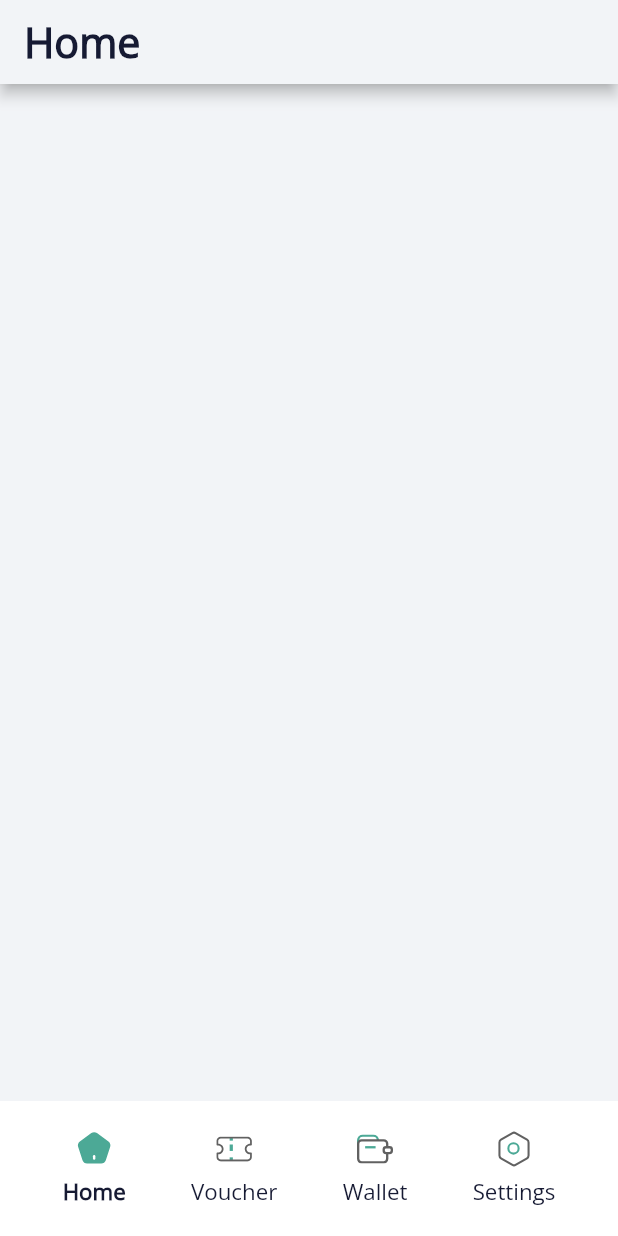
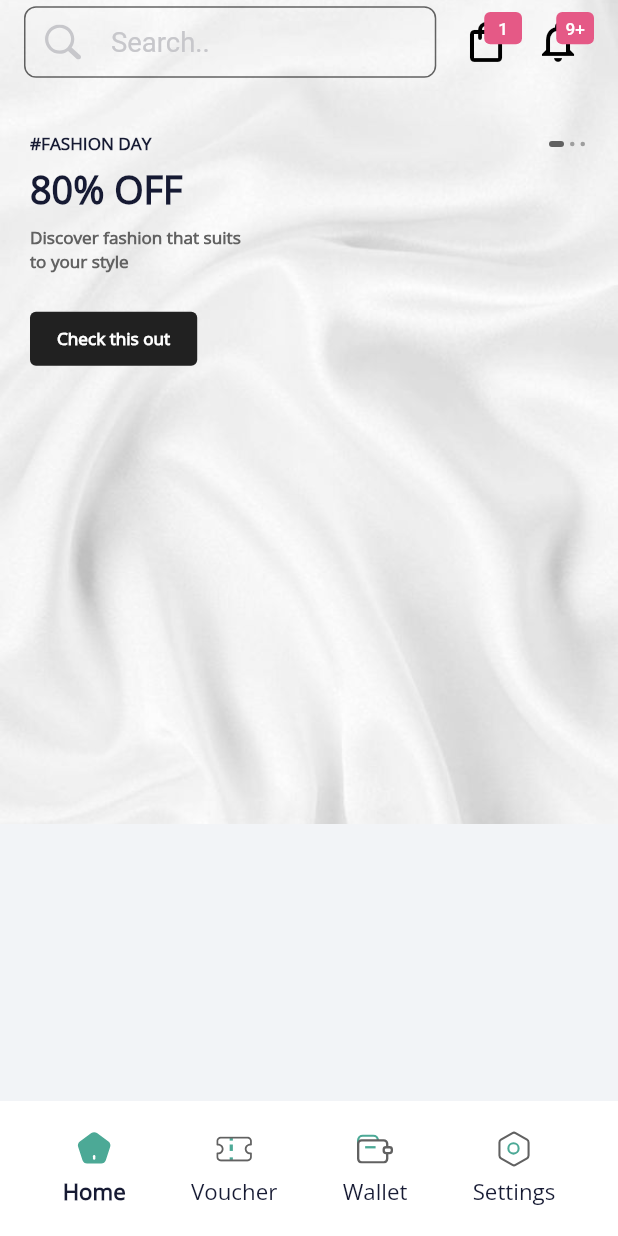
Before and after one commit to lexican/market_place_assignment, a Flutter app: the screen it shows after launch, on a phone screen of 412 x 824 dp. Run offline on Flutter 3.47's test engine with Material 2 defaults, Android fonts, the phone set to English and light mode, and no system bars; drawn by our look-alikes of card_swiper, dots_indicator; our stand-ins replace flutter_screenutil, flutter_svg.

Commit message:
feat : home header

```diff
--- a/lib/src/core/app_colors.dart
+++ b/lib/src/core/app_colors.dart
@@ -6,4 +6,5 @@ class AppColors {
   static Color lightGrey = const Color(0xffC7C7CB);
   static Color headlineTextColor = const Color(0xFF161A33);
   static Color bodyTextColor = const Color(0xFF616161);
+  static Color grey = const Color(0xFF616161);
 }
--- /dev/null
+++ b/lib/src/core/data/data.dart
@@ -0,0 +1,22 @@
+import 'package:market_place_assignment/gen/assets.gen.dart';
+import 'package:market_place_assignment/src/core/model/slider_model.dart';
+
+List<SliderModel> slidersList = [
+  SliderModel(
+    title: "FASHION DAY",
+    subTitle: "80% OFF",
+    description: "Discover fashion that suits to your style",
+    imageAssetPath: Assets.images.productImage1.path,
+  ),
+  SliderModel(
+    title: "BEAUTYSALE",
+    subTitle: "DISCOVER OUR BEAUTY SELECTION",
+    imageAssetPath: Assets.images.productImage2.path,
+  ),
+  SliderModel(
+    title: "FASHION DAY",
+    subTitle: "80% OFF",
+    description: "Discover fashion that suits to your taste",
+    imageAssetPath: Assets.images.productImage3.path,
+  ),
+];
--- /dev/null
+++ b/lib/src/core/model/slider_model.dart
@@ -0,0 +1,13 @@
+class SliderModel {
+  final String title;
+  final String subTitle;
+  final String imageAssetPath;
+  final String? description;
+
+  SliderModel({
+    required this.title,
+    required this.subTitle,
+    required this.imageAssetPath,
+    this.description,
+  });
+}
--- /dev/null
+++ b/lib/src/core/widgets/badge/badge.dart
@@ -0,0 +1,55 @@
+import 'package:flutter/material.dart';
+import 'package:flutter_screenutil/flutter_screenutil.dart';
+
+class AppBadge extends StatelessWidget {
+  final IconData icon;
+  final String count;
+  const AppBadge({
+    super.key,
+    required this.icon,
+    required this.count,
+  });
+
+  @override
+  Widget build(BuildContext context) {
+    return Stack(
+      children: <Widget>[
+        IconButton(
+          icon: Icon(
+            icon,
+            color: Colors.black,
+            size: 28.sp,
+          ),
+          onPressed: () {},
+        ),
+        Positioned(
+          right: 0,
+          top: 4,
+          child: Container(
+            padding: const EdgeInsets.all(2),
+            decoration: BoxDecoration(
+              color: const Color(
+                0xFFe55986,
+              ),
+              borderRadius: BorderRadius.circular(4),
+            ),
+            constraints: BoxConstraints(
+              minWidth: 22.w,
+              minHeight: 18.h,
+            ),
+            child: Center(
+              child: Text(
+                count,
+                style: TextStyle(
+                  color: Colors.white,
+                  fontSize: 10.sp,
+                ),
+                textAlign: TextAlign.center,
+              ),
+            ),
+          ),
+        )
+      ],
+    );
+  }
+}
--- /dev/null
+++ b/lib/src/core/widgets/home/dot_indicator/dot_indicator.dart
@@ -0,0 +1,30 @@
+import 'package:dots_indicator/dots_indicator.dart';
+import 'package:flutter/material.dart';
+import 'package:market_place_assignment/src/core/app_colors.dart';
+
+class HomeDotIndicator extends StatelessWidget {
+  final int dotsCount;
+  final int position;
+  const HomeDotIndicator({
+    super.key,
+    required this.dotsCount,
+    required this.position,
+  });
+
+  @override
+  Widget build(BuildContext context) {
+    return DotsIndicator(
+      dotsCount: dotsCount,
+      position: position,
+      decorator: DotsDecorator(
+        size: const Size.square(3.0),
+        activeSize: const Size(10.0, 4.0),
+        activeShape: RoundedRectangleBorder(
+          borderRadius: BorderRadius.circular(3.0),
+        ),
+        activeColor: AppColors.grey,
+        spacing: const EdgeInsets.all(2),
+      ),
+    );
+  }
+}
--- /dev/null
+++ b/lib/src/core/widgets/home/slider_item/slider_item.dart
@@ -0,0 +1,120 @@
+import 'package:flutter/material.dart';
+import 'package:flutter_screenutil/flutter_screenutil.dart';
+import 'package:market_place_assignment/src/core/model/slider_model.dart';
+import 'package:market_place_assignment/src/core/widgets/app_text/app_text.dart';
+import 'package:market_place_assignment/src/core/widgets/home/dot_indicator/dot_indicator.dart';
+
+class HomeSliderItem extends StatelessWidget {
+  final SliderModel sliderModel;
+  final int sliderLength;
+  final int sliderCurrentIndex;
+  const HomeSliderItem({
+    super.key,
+    required this.sliderModel,
+    required this.sliderLength,
+    required this.sliderCurrentIndex,
+  });
+
+  @override
+  Widget build(BuildContext context) {
+    return Stack(
+      children: [
+        Image.asset(
+          sliderModel.imageAssetPath,
+          fit: BoxFit.cover,
+          width: double.maxFinite,
+        ),
+        Positioned(
+          top: kToolbarHeight + 10.h,
+          left: 0,
+          child: Padding(
+            padding: const EdgeInsets.all(20),
+            child: Column(
+              mainAxisAlignment: MainAxisAlignment.start,
+              crossAxisAlignment: CrossAxisAlignment.start,
+              children: [
+                SizedBox(
+                  width: MediaQuery.of(context).size.width - 40,
+                  child: Row(
+                    mainAxisAlignment: MainAxisAlignment.spaceBetween,
+                    crossAxisAlignment: CrossAxisAlignment.center,
+                    children: [
+                      AppText.h1(
+                        content: "#${sliderModel.title}",
+                        fontSize: 10.sp,
+                        fontWeight: FontWeight.w600,
+                      ),
+                      HomeDotIndicator(
+                        dotsCount: sliderLength,
+                        position: sliderCurrentIndex,
+                      ),
+                    ],
+                  ),
+                ),
+                SizedBox(
+                  height: 4.h,
+                ),
+                SizedBox(
+                  width: MediaQuery.of(context).size.width / 1.4,
+                  child: Column(
+                    crossAxisAlignment: CrossAxisAlignment.start,
+                    mainAxisAlignment: MainAxisAlignment.start,
+                    children: [
+                      AppText.h1(
+                        content: sliderModel.subTitle,
+                        fontSize: 22.sp,
+                        fontWeight: FontWeight.w800,
+                      ),
+                    ],
+                  ),
+                ),
+                const SizedBox(
+                  height: 4,
+                ),
+                if (sliderModel.description != null)
+                  Container(
+                    padding: const EdgeInsets.only(top: 4),
+                    width: MediaQuery.of(context).size.width * 0.35,
+                    child: Column(
+                      mainAxisAlignment: MainAxisAlignment.start,
+                      crossAxisAlignment: CrossAxisAlignment.start,
+                      children: [
+                        AppText.b1(
+                          content: sliderModel.description ?? "",
+                          fontSize: 10.sp,
+                          fontWeight: FontWeight.w600,
+                        ),
+                      ],
+                    ),
+                  ),
+                SizedBox(
+                  height: 16.h,
+                ),
+                TextButton(
+                  style: ButtonStyle(
+                    backgroundColor: MaterialStateProperty.all<Color>(
+                      const Color(0xFF212121),
+                    ),
+                  ),
+                  onPressed: () {},
+                  child: Padding(
+                    padding: const EdgeInsets.symmetric(
+                      horizontal: 10,
+                      vertical: 2,
+                    ),
+                    child: AppText.b1(
+                      content: "Check this out",
+                      fontSize: 10.sp,
+                      color: Colors.white,
+                      fontWeight: FontWeight.w600,
+                    ),
+                  ),
+                )
+              ],
+            ),
+          ),
+        ),
+      ],
+    );
+  }
+}
--- /dev/null
+++ b/lib/src/core/widgets/input_fields/input_text_field.dart
@@ -0,0 +1,58 @@
+import 'package:flutter/material.dart';
+import 'package:flutter_screenutil/flutter_screenutil.dart';
+import 'package:market_place_assignment/src/core/app_colors.dart';
+
+class InputTextField extends StatelessWidget {
+  final Widget? prefixIcon;
+  final Widget? suffixIcon;
+  final String? hintText;
+  final TextStyle? hintStyle;
+  final TextEditingController? controller;
+  final EdgeInsets? contentPadding;
+  final Color? fillColor;
+
+  const InputTextField({
+    super.key,
+    this.prefixIcon,
+    this.hintText,
+    this.hintStyle,
+    this.controller,
+    this.suffixIcon,
+    this.contentPadding,
+    this.fillColor,
+  });
+
+  @override
+  Widget build(BuildContext context) {
+    return TextField(
+      decoration: InputDecoration(
+        border: OutlineInputBorder(
+          borderRadius: BorderRadius.circular(8.0),
+          borderSide: BorderSide(
+            color: AppColors.lightGrey,
+            width: 0.8,
+          ),
+        ),
+        focusedBorder: OutlineInputBorder(
+          borderRadius: BorderRadius.circular(8.0),
+          borderSide: BorderSide(
+            color: AppColors.lightGrey,
+            width: 0.8,
+          ),
+        ),
+        filled: true,
+        hintStyle: hintStyle ??
+            TextStyle(
+              color: AppColors.lightGrey,
+              fontSize: 16.sp,
+            ),
+        hintText: hintText,
+        fillColor: fillColor ?? Colors.transparent,
+        contentPadding: contentPadding ?? const EdgeInsets.all(0),
+        prefixIcon: prefixIcon,
+        suffixIcon: suffixIcon,
+      ),
+      controller: controller,
+    );
+  }
+}
--- a/lib/src/features/home/home.dart
+++ b/lib/src/features/home/home.dart
@@ -1,6 +1,6 @@
 import 'package:flutter/material.dart';
 import 'package:market_place_assignment/src/core/app_colors.dart';
-import 'package:market_place_assignment/src/core/widgets/app_text/app_text.dart';
+import 'package:market_place_assignment/src/core/widgets/home/home_header.dart';
 
 class Home extends StatelessWidget {
   const Home({super.key});
@@ -9,10 +9,11 @@ class Home extends StatelessWidget {
   Widget build(BuildContext context) {
     return Scaffold(
       backgroundColor: AppColors.backgroundColor,
-      appBar: AppBar(
-        backgroundColor: AppColors.backgroundColor,
-        title: const AppText.h1(
-          content: "Home",
+      body: const SafeArea(
+        child: CustomScrollView(
+          slivers: [
+            HomeHeader(),
+          ],
         ),
       ),
     );
```
Also changed, not shown: lib/gen/assets.gen.dart (+43 -0 lines), lib/src/core/widgets/home/home_header.dart (added, +102 -0 lines), pubspec.yaml (+4 -4 lines), assets/icons/category.svg (added), assets/icons/globe_icon.svg (added), assets/icons/search-icon.svg (added), assets/images/bill.png (added), assets/images/plane.png (added), assets/images/product-image-1.jpg (added), assets/images/product-image-2.jpg (added), assets/images/product-image-3.jpg (added), assets/images/topup.png (added), pubspec.lock.
